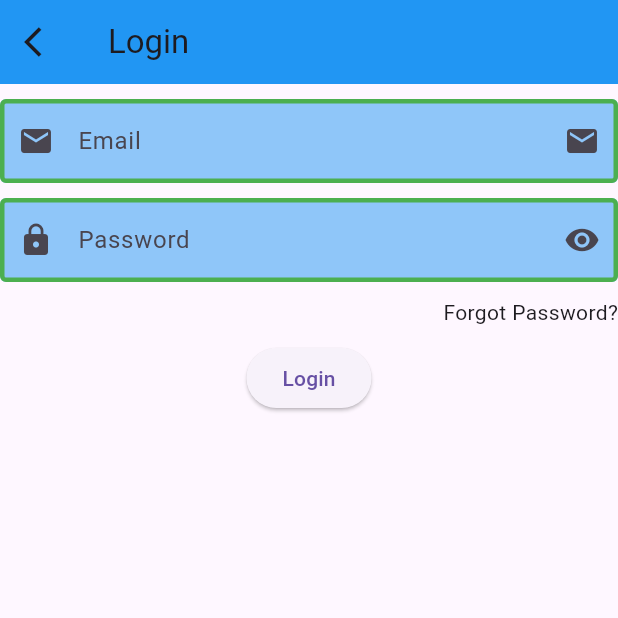
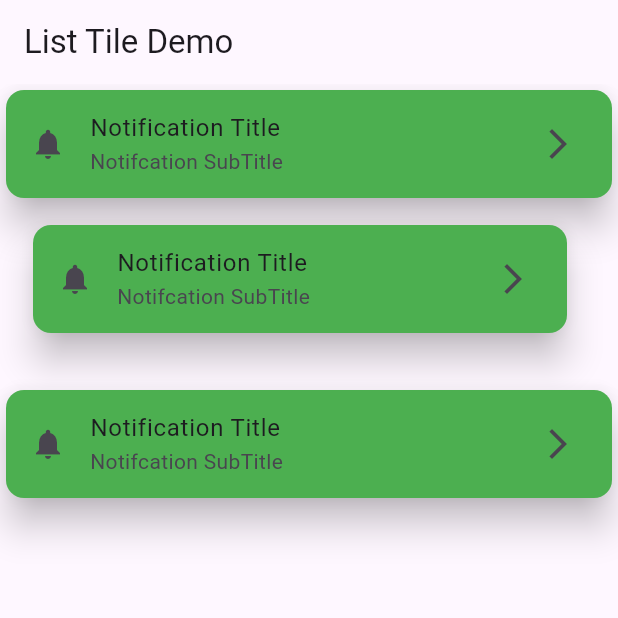
Before and after one commit to MuhammadAliKust/Ahmed-Project, a Flutter app: the screen it shows after launch, on a phone screen of 412 x 824 dp, the top half of it. Run offline on Flutter 3.47's test engine with Material 3 defaults, Android fonts, the phone set to English and light mode, and no system bars; our stand-ins replace string_validator.

Commit message:
ListTile and Card Done

```diff
--- /dev/null
+++ b/lib/list_tile.dart
@@ -0,0 +1,51 @@
+import 'package:flutter/material.dart';
+
+class ListTileDemo extends StatelessWidget {
+  const ListTileDemo({super.key});
+
+  @override
+  Widget build(BuildContext context) {
+    return Scaffold(
+      appBar: AppBar(
+        title: Text("List Tile Demo"),
+      ),
+      body: Column(
+        children: [
+          Card(
+            elevation: 10,
+            color: Colors.green,
+            child: ListTile(
+              leading: Icon(Icons.notifications),
+              title: Text("Notification Title"),
+              subtitle: Text("Notifcation SubTitle"),
+              trailing: Icon(Icons.arrow_forward_ios),
+            ),
+          ),
+          Padding(
+            padding: const EdgeInsets.only(left: 18.0,right: 30,top: 10, bottom: 30),
+            child: Card(
+              elevation: 10,
+              color: Colors.green,
+              child: ListTile(
+                leading: Icon(Icons.notifications),
+                title: Text("Notification Title"),
+                subtitle: Text("Notifcation SubTitle"),
+                trailing: Icon(Icons.arrow_forward_ios),
+              ),
+            ),
+          ),
+          Card(
+            elevation: 10,
+            color: Colors.green,
+            child: ListTile(
+              leading: Icon(Icons.notifications),
+              title: Text("Notification Title"),
+              subtitle: Text("Notifcation SubTitle"),
+              trailing: Icon(Icons.arrow_forward_ios),
+            ),
+          ),
+        ],
+      ),
+    );
+  }
+}
--- a/lib/login.dart
+++ b/lib/login.dart
@@ -21,7 +21,6 @@ class LoginView extends StatelessWidget {
             height: 10,
           ),
           TextField(
-            controller: emailController,
             decoration: InputDecoration(
               label: Text("Email"),
               hintText: 'test@gmail.com',
@@ -35,7 +34,7 @@ class LoginView extends StatelessWidget {
               focusedBorder: OutlineInputBorder(
                   borderSide: BorderSide(color: Colors.yellow, width: 3)),
               disabledBorder: OutlineInputBorder(
-                  borderSide: BorderSide(color: Colors.yellow, width: 3)),
+                  borderSide: BorderSide(color: Colors.red, width: 3)),
             ),
           ),
           SizedBox(
--- a/lib/main.dart
+++ b/lib/main.dart
@@ -1,4 +1,5 @@
 
+import 'package:ahmed_project/list_tile.dart';
 import 'package:flutter/material.dart';
 
 import 'login.dart';
@@ -15,7 +16,7 @@ class MyApp extends StatelessWidget {
   @override
   Widget build(BuildContext context) {
     return MaterialApp(
-      home: LoginView(),
+      home: ListTileDemo(),
     );
   }
 }
```
